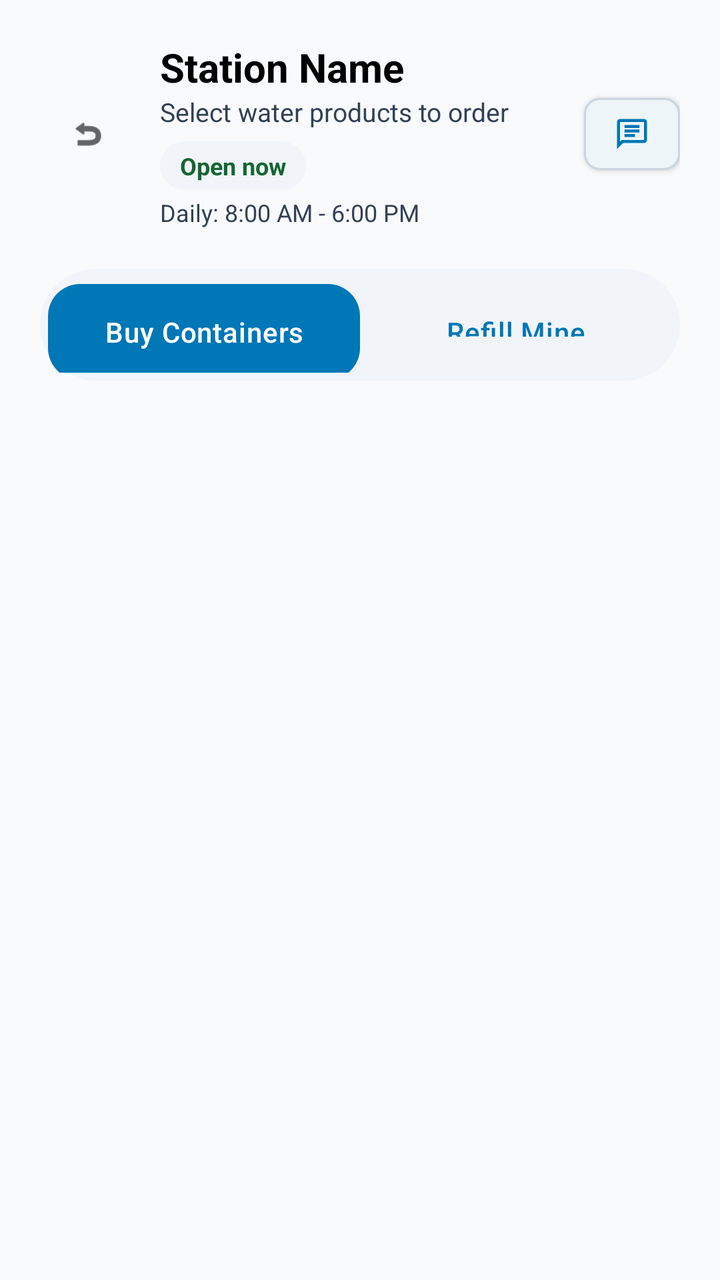
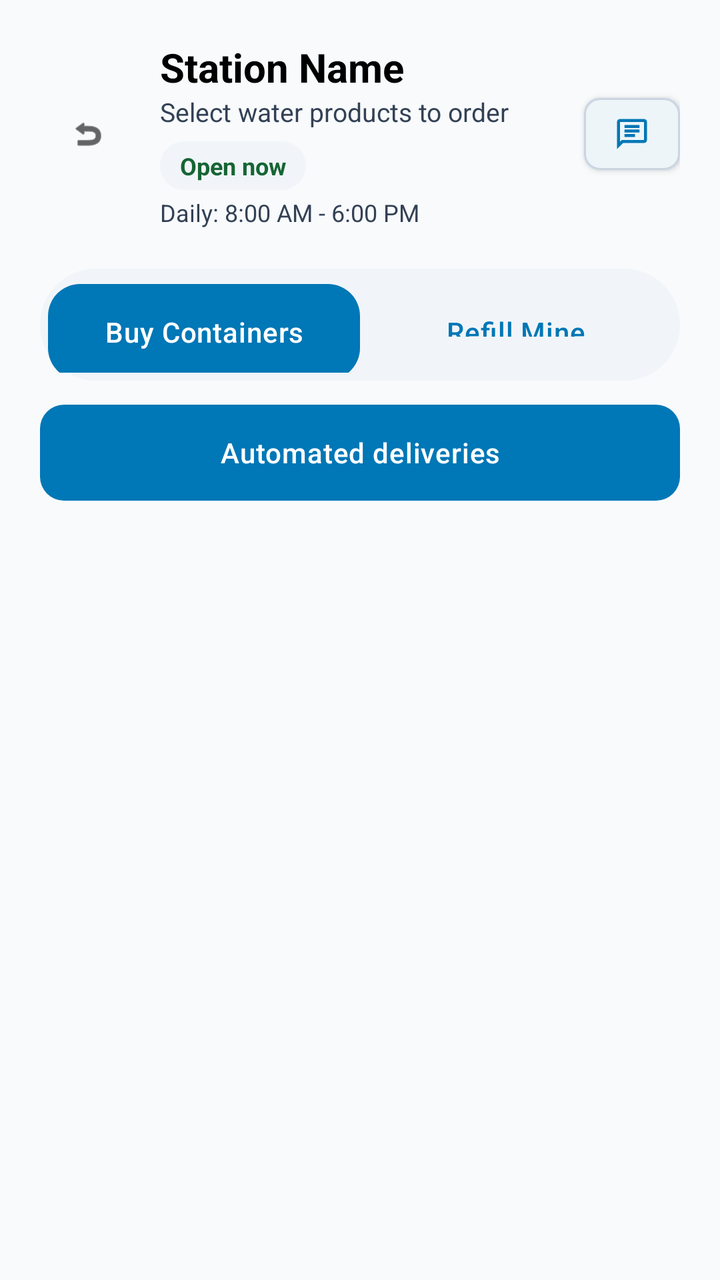

Compare the two renders of this Android layout. The source of the first and the diff that turns it into the second are given below.
<!-- AndroidManifest.xml: application theme Theme.BeAqua -->
<!-- res/layout/station_inventory_content.xml -->
<?xml version="1.0" encoding="utf-8"?>
<LinearLayout xmlns:android="http://schemas.android.com/apk/res/android"
    xmlns:app="http://schemas.android.com/apk/res-auto"
    android:layout_width="match_parent"
    android:layout_height="match_parent"
    android:orientation="vertical"
    android:background="@color/background">

    <LinearLayout
        android:layout_width="match_parent"
        android:layout_height="wrap_content"
        android:orientation="horizontal"
        android:gravity="center_vertical"
        android:padding="20dp">

        <com.google.android.material.button.MaterialButton
            android:id="@+id/btnBackToStations"
            style="@style/Widget.MaterialComponents.Button.TextButton"
            android:layout_width="48dp"
            android:layout_height="48dp"
            android:padding="0dp"
            app:icon="@android:drawable/ic_menu_revert"
            app:iconPadding="0dp"
            app:iconGravity="textStart"
            app:iconTint="@color/text_primary" />

        <LinearLayout
            android:layout_width="0dp"
            android:layout_height="wrap_content"
            android:layout_weight="1"
            android:orientation="vertical"
            android:layout_marginStart="12dp">
            <TextView
                android:id="@+id/tvStationName"
                android:layout_width="wrap_content"
                android:layout_height="wrap_content"
                android:text="Station Name"
                android:textColor="@color/text_primary"
                android:textSize="20sp"
                android:textStyle="bold" />
            <TextView
                android:id="@+id/tvInventorySubtitle"
                android:layout_width="wrap_content"
                android:layout_height="wrap_content"
                android:text="Select water products to order"
                android:textColor="@color/text_secondary"
                android:textSize="13sp" />

            <TextView
                android:id="@+id/tvStationOpenStatus"
                android:layout_width="wrap_content"
                android:layout_height="wrap_content"
                android:layout_marginTop="6dp"
                android:background="@drawable/bg_pill_status"
                android:paddingHorizontal="10dp"
                android:paddingVertical="4dp"
                android:text="Open now"
                android:textColor="@color/success"
                android:textSize="12sp"
                android:textStyle="bold" />

            <TextView
                android:id="@+id/tvStationOperatingHours"
                android:layout_width="wrap_content"
                android:layout_height="wrap_content"
                android:layout_marginTop="3dp"
                android:text="Daily: 8:00 AM - 6:00 PM"
                android:textColor="@color/text_secondary"
                android:textSize="12sp" />
        </LinearLayout>

        <com.google.android.material.button.MaterialButton
            android:id="@+id/btnChatWithOwner"
            style="@style/Widget.MaterialComponents.Button.Icon"
            android:layout_width="48dp"
            android:layout_height="48dp"
            android:padding="0dp"
            app:icon="@drawable/ic_messages"
            app:iconPadding="0dp"
            app:iconGravity="textStart"
            app:iconTint="@color/primary"
            app:backgroundTint="@color/white"
            app:strokeColor="@color/divider"
            app:strokeWidth="1dp"
            app:shapeAppearanceOverlay="@style/ShapeAppearance.Material3.Corner.Small"/>
    </LinearLayout>

    <LinearLayout
        android:layout_width="match_parent"
        android:layout_height="wrap_content"
        android:layout_marginHorizontal="20dp"
        android:layout_marginBottom="12dp"
        android:background="@drawable/bg_pill_status"
        android:orientation="horizontal"
        android:padding="4dp">

        <com.google.android.material.button.MaterialButton
            android:id="@+id/btnBuyContainers"
            android:layout_width="0dp"
            android:layout_height="48dp"
            android:layout_weight="1"
            android:text="Buy Containers"
            android:textAllCaps="false"
            app:cornerRadius="16dp" />

        <com.google.android.material.button.MaterialButton
            android:id="@+id/btnRefillContainer"
            style="@style/Widget.MaterialComponents.Button.TextButton"
            android:layout_width="0dp"
            android:layout_height="48dp"
            android:layout_weight="1"
            android:text="Refill Mine"
            android:textAllCaps="false"
            android:textColor="@color/primary"
            app:cornerRadius="16dp" />
    </LinearLayout>

    <androidx.recyclerview.widget.RecyclerView
        android:id="@+id/rvStationProducts"
        android:layout_width="match_parent"
        android:layout_height="match_parent"
        android:clipToPadding="false"
        android:paddingHorizontal="16dp"
        android:paddingBottom="24dp" />

</LinearLayout>
<!-- resources referenced by this layout -->
<resources>
  <color name="background">#F8FAFC</color>
  <color name="divider">#CBD5E1</color>
  <color name="primary">#0077B6</color>
  <color name="success">#166534</color>
  <color name="text_primary">#000000</color>
  <color name="text_secondary">#334155</color>
  <color name="white">#FFFFFF</color>
  <!-- drawable bg_pill_status (drawable) -->
  <?xml version="1.0" encoding="utf-8"?>
  <shape xmlns:android="http://schemas.android.com/apk/res/android"
      android:shape="rectangle">
      <corners android:radius="100dp" />
      <solid android:color="@color/gray_light" />
  </shape>
  <!-- drawable ic_messages (drawable) -->
  <vector xmlns:android="http://schemas.android.com/apk/res/android"
      android:width="24dp"
      android:height="24dp"
      android:viewportWidth="24"
      android:viewportHeight="24">
      <path
          android:fillColor="#FF000000"
          android:pathData="M20,2H4c-1.1,0 -2,0.9 -2,2v18l4,-4h14c1.1,0 2,-0.9 2,-2V4c0,-1.1 -0.9,-2 -2,-2zM20,16H5.17L4,17.17V4h16v12zM7,9h10v2H7zM7,12h7v2H7zM7,6h10v2H7z"/>
  </vector>
  <style name="Theme.BeAqua" parent="Base.Theme.BeAqua" />
  <color name="gray_light">#F1F5F9</color>
  <color name="secondary">#0096C7</color>
  <color name="accent">#48CAE4</color>
  <color name="text_hint">#64748B</color>
  <style name="AppButton" parent="Widget.Material3.Button">
          <item name="android:insetTop">0dp</item>
          <item name="android:insetBottom">0dp</item>
          <item name="android:textAllCaps">false</item>
          <item name="android:letterSpacing">0.02</item>
          <item name="android:paddingVertical">12dp</item>
          <item name="cornerRadius">12dp</item>
          <item name="backgroundTint">@color/primary</item>
          <item name="android:textColor">@color/white</item>
      </style>
  <style name="AppTextInputLayout" parent="Widget.Material3.TextInputLayout.OutlinedBox">
          <item name="boxCornerRadiusTopStart">12dp</item>
          <item name="boxCornerRadiusTopEnd">12dp</item>
          <item name="boxCornerRadiusBottomStart">12dp</item>
          <item name="boxCornerRadiusBottomEnd">12dp</item>
          <item name="boxStrokeColor">@color/primary</item>
          <item name="hintTextColor">@color/text_secondary</item>
          <item name="android:textColorHint">@color/text_hint</item>
          <item name="boxBackgroundColor">@color/white</item>
      </style>
  <!-- unchanged entries left out for length: 1 -->
</resources>

<!-- the commit's change to res/layout/station_inventory_content.xml (unified diff, before → after) -->
@@ -115,6 +115,14 @@
             app:cornerRadius="16dp" />
     </LinearLayout>
 
+    <com.google.android.material.button.MaterialButton
+        android:id="@+id/btnStationMembership"
+        android:layout_width="match_parent"
+        android:layout_height="wrap_content"
+        android:layout_marginHorizontal="20dp"
+        android:text="Automated deliveries"
+        android:textAllCaps="false" />
+
     <androidx.recyclerview.widget.RecyclerView
         android:id="@+id/rvStationProducts"
         android:layout_width="match_parent"
